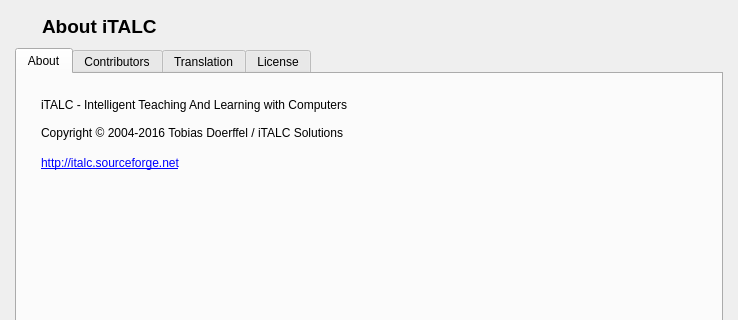
The window that core/dialogs/AboutDialog.ui (veyon/veyon) describes before a commit, drawn with Qt 5; both pictures show x 0 to 738 and y 0 to 320 of the 738 by 500 pixel window.
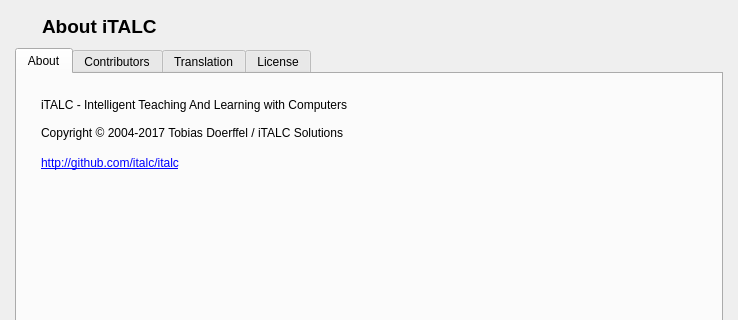
The same window after the commit. Icons and pictures are not drawn.

The edit to the form file:
```diff
--- a/core/dialogs/AboutDialog.ui
+++ b/core/dialogs/AboutDialog.ui
@@ -120,14 +120,14 @@
          <property name="text">
           <string>iTALC - Intelligent Teaching And Learning with Computers
 
-Copyright © 2004-2016 Tobias Doerffel / iTALC Solutions</string>
+Copyright © 2004-2017 Tobias Doerffel / iTALC Solutions</string>
          </property>
         </widget>
        </item>
        <item row="1" column="0">
         <widget class="QLabel" name="label_4">
          <property name="text">
-          <string>&lt;a href=&quot;http://italc.sourceforge.net&quot;&gt;http://italc.sourceforge.net&lt;/a&gt;</string>
+          <string notr="true">&lt;a href=&quot;http://github.com/italc/italc&quot;&gt;http://github.com/italc/italc&lt;/a&gt;</string>
          </property>
          <property name="openExternalLinks">
           <bool>true</bool>
```
